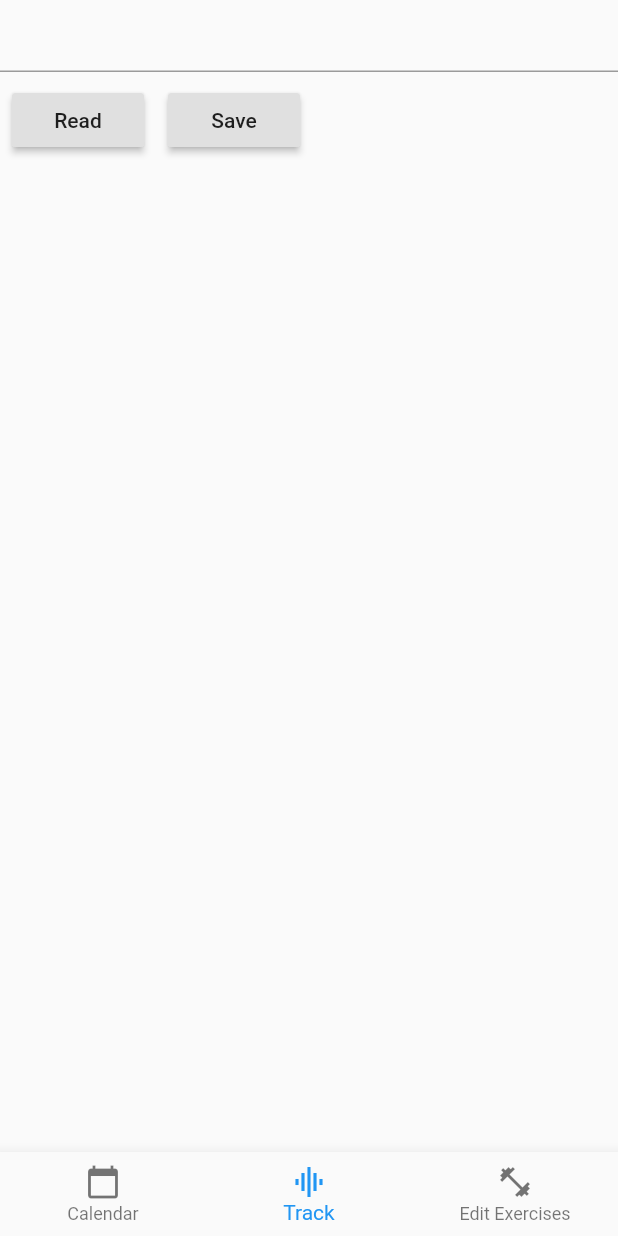
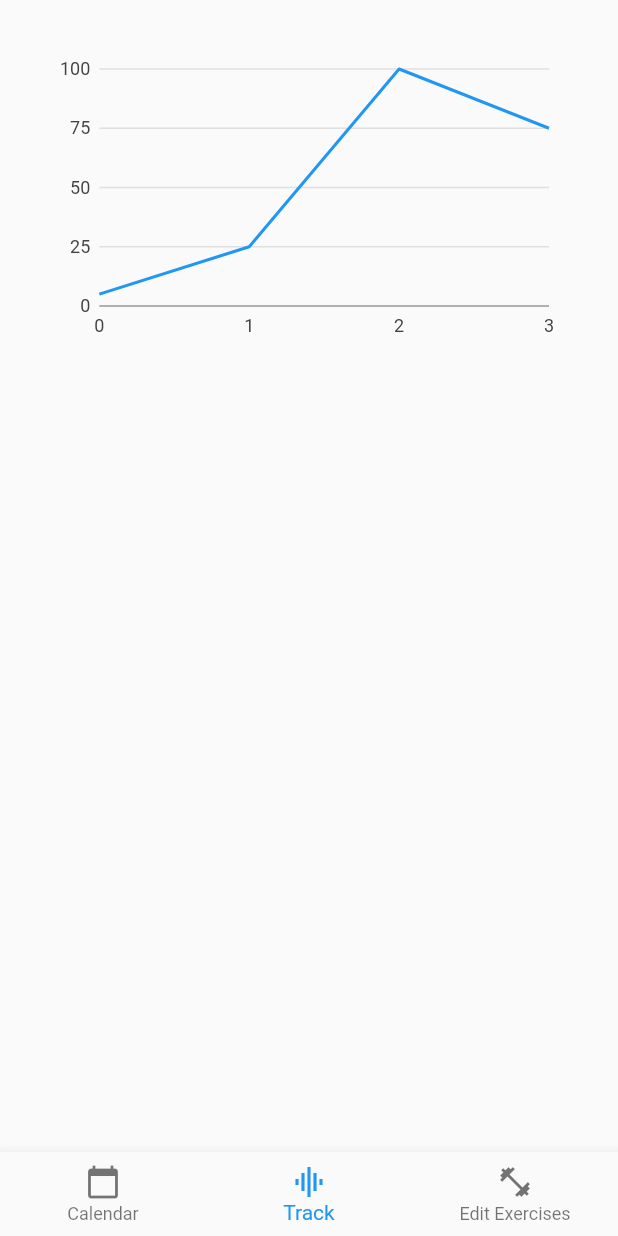
Before and after one commit to ElisaLuo/exercise_tracker, a Flutter app: the screen it shows after launch, item 2 of the bottom bar chosen, on a phone screen of 412 x 824 dp. Run offline on Flutter 3.47's test engine with Material 2 defaults, Android fonts, the phone set to English and light mode, and no system bars; our stand-ins replace charts_flutter, flutter_speed_dial, table_calendar, wave.

```diff
--- a/lib/analysis.dart
+++ b/lib/analysis.dart
@@ -1,93 +1,115 @@
-import 'dart:io';
+import 'package:flutter/material.dart';
+import 'package:charts_flutter/flutter.dart' as charts;
 
-import 'package:flutter/material.dart';
-import 'package:path_provider/path_provider.dart';
-import 'package:table_calendar/table_calendar.dart';
-
-class AnalysisPage extends StatelessWidget { // body
-  var temp = "";
+class AnalysisPage extends StatelessWidget {
   @override
   Widget build(BuildContext context) {
+    return Analysis();
+  }
+}
+
+class Analysis extends StatefulWidget {
+  // body
+  @override
+  _AnalysisPageState createState() => _AnalysisPageState();
+}
+
+class LinearSales {
+  final int year;
+  final int sales;
+
+  LinearSales(this.year, this.sales);
+}
+
+class _AnalysisPageState extends State<Analysis> {
+  @override
+  void initState() {
+    super.initState();
+    _fetchData();
+  }
+
+  Future _fetchData() async {
+    /* getApplicationDocumentsDirectory().then((Directory directory){
+      dir = directory;
+      jsonFile = File('${directory.path}/exerciseTrack.json');
+      _fileExists = jsonFile.existsSync();
+      if(_fileExists){
+        this.setState((){
+          _exerciseContent = json.decode(jsonFile.readAsStringSync());
+        });
+        var _keyslist = _exerciseContent['data'].keys.toList();
+        for(var i = 0; i < _keyslist.length; i++){
+          var _currentDate = _keyslist[i];
+          var _dateTime = DateFormat("yyyy-MM-dd").parse(_currentDate);
+          if(_events[_dateTime] == null){
+            _events[_dateTime] = [];
+            _completed[_dateTime] = [];
+          }
+          for(var j = 0; j < _exerciseContent['data'][_currentDate].length; j++){
+            _completed[_dateTime].add(_exerciseContent['data'][_keyslist[i]][j]['Completed']);
+            _events[_dateTime].add(_exerciseContent['data'][_keyslist[i]][j]['Exercise'] + " (" + _exerciseContent['data'][_keyslist[i]][j]['Seconds'].toString() + "s)");
+          }
+
+        }
+      }
+      setState(() {
+        _events = _events;
+        _completed = _completed;
+        _selectedEvents = _events[_selectedDay] ?? [];
+        _selectedCompleted = _completed[_selectedDay] ?? [];
+      });
+      print(_selectedCompleted);
+    }); */
+  }
+
+  void createFile(Map<String, dynamic> content, DateTime date) {
+    /* String datestring = date.toString();
+    var temp = {"data": {datestring: [content]}};
+    print("create file");
+    File file = new File('${dir.path}/exerciseTrack.json');
+    file.createSync();
+    file.writeAsStringSync(json.encode(temp));
+    _fileExists = true; */
+  }
+
+  @override
+  Widget build(BuildContext context) {
+    var data = [
+      new LinearSales(0, 5),
+      new LinearSales(1, 25),
+      new LinearSales(2, 100),
+      new LinearSales(3, 75),
+    ];
+
+    var series = [
+      charts.Series(
+        domainFn: (LinearSales clickData, _) => clickData.year,
+        measureFn: (LinearSales clickData, _) => clickData.sales,
+        colorFn: (_, __) => charts.MaterialPalette.blue.shadeDefault,
+        id: 'Clicks',
+        data: data,
+      ),
+    ];
+
+    var chart = charts.LineChart(
+      series,
+      animate: true,
+    );
+
+    var chartWidget = Padding(
+      padding: EdgeInsets.all(32.0),
+      child: SizedBox(
+        height: 200.0,
+        child: chart,
+      ),
+    );
     return Scaffold(
       body: Column(
+        mainAxisSize: MainAxisSize.max,
         children: <Widget>[
-          TextField(
-            onChanged: (text) {
-              temp = text;
-            },
-          ),
-          Row(
-            children: <Widget>[
-              Padding(
-                padding: const EdgeInsets.all(8.0),
-                child: RaisedButton(
-                  child: Text('Read'),
-                  onPressed: () {
-                    _read();
-                  },
-                ),
-              ),
-              Padding(
-                padding: const EdgeInsets.all(8.0),
-                child: RaisedButton(
-                  child: Text('Save'),
-                  onPressed: () {
-                    _save(temp);
-                  },
-                ),
-              ),
-            ],
-          )
+          chartWidget
         ],
       ),
     );
   }
 }
-
-Future<String> get _localPath async { // get file location
-  final directory = await getApplicationDocumentsDirectory();
-  print(directory.path);
-  return directory.path;
-}
-
-Future<File> get _localFile async { // get file
-  final path = await _localPath;
-  return File('$path/allExercises.txt');
-}
-
-/* _read() async { // read function
-  try {
-    final file = await _localFile;
-    String text = await file.readAsString();
-    print(text); // don't need
-  } catch (e) {
-    print("Couldn't read file");
-  }
-}
-
-_save(String something) async { // write function
-  final file = await _localFile;
-  String text1 = await file.readAsString();
-  final text = text1 + something + ",";
-  await file.writeAsString(text);
-  print('saved'); // don't need
-} */
-
-_read() async {
-        try {
-          final directory = await getApplicationDocumentsDirectory();
-          final file = File('${directory.path}/allEx.txt');
-          String text = await file.readAsString();
-          print(text);
-        } catch (e) {
-          print("Couldn't read file");
-        }
-      }
-
-      _save(String info) async {
-        final directory = await getApplicationDocumentsDirectory();
-        final file = File('${directory.path}/allEx.txt');
-        final text = info;
-        await file.writeAsString(text);
-        print('saved');
-      }
--- a/pubspec.yaml
+++ b/pubspec.yaml
@@ -24,6 +24,7 @@ dependencies:
   flutter_speed_dial: ^1.0.9
   equatable: ^0.2.0
   wave: ^0.0.8
+  charts_flutter:
 
   # The following adds the Cupertino Icons font to your application.
   # Use with the CupertinoIcons class for iOS style icons.
```
Also changed, not shown: lib/calendar.dart (+48 -7 lines), lib/timer.dart (+84 -9 lines), pubspec.lock.
